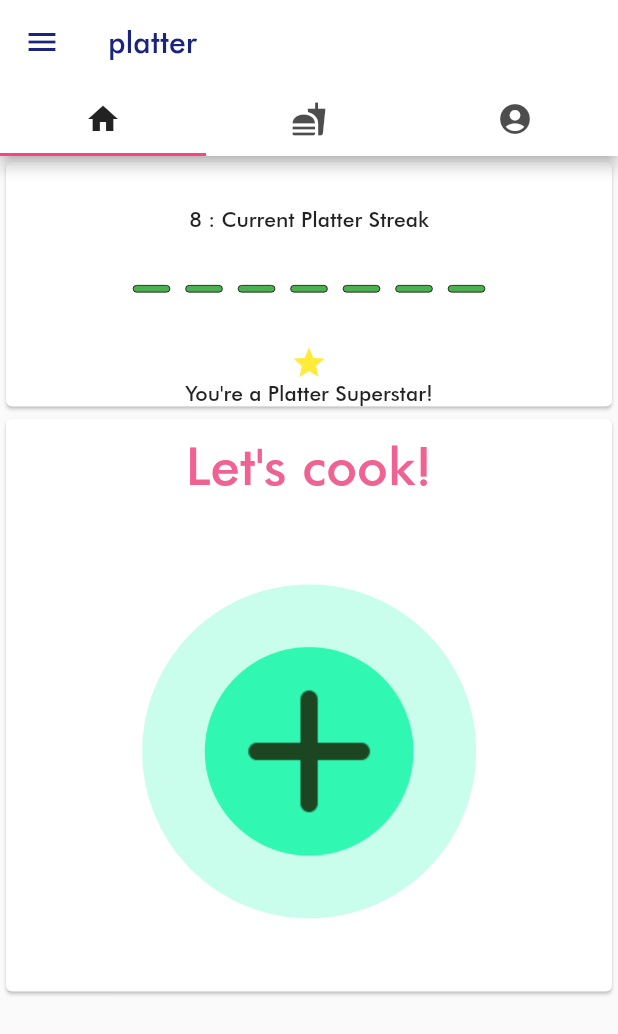
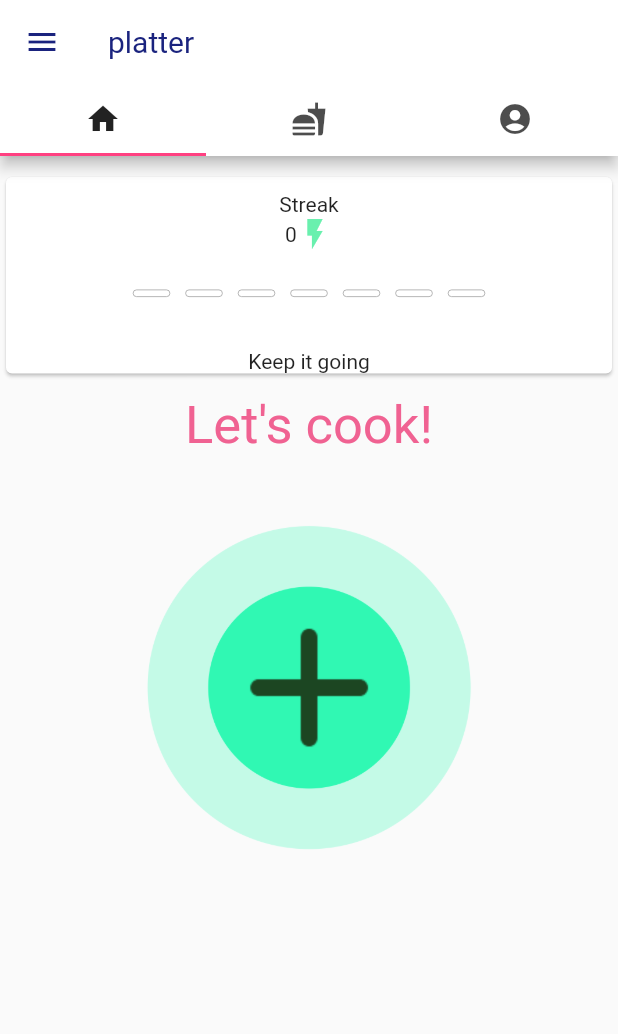
Before and after one commit to shyguywill/Platter-Flutter, a Flutter app: the screen it shows after launch, on a phone screen of 412 x 824 dp. Shown: the top 1034 px of the screen. Run offline on Flutter 3.47's test engine with Material 2 defaults, Android fonts, the phone set to English and light mode, and no system bars; our stand-ins replace connectivity, shared_preferences; missing offline and left inert: flutter_webview_plugin, progress_hud, stretchy_header.

Commit message:
Add launch and streak counter

```diff
--- a/lib/Controller/pantry_floating_add.dart
+++ b/lib/Controller/pantry_floating_add.dart
@@ -8,7 +8,7 @@ class AddItems extends StatefulWidget {
 
   @override
   State<StatefulWidget> createState() {
-    // TODO: implement createState
+
     return _AddItems();
   }
 }
@@ -35,6 +35,7 @@ class _AddItems extends State<AddItems> {
                   onSubmitted: (item) {
                     setState(() {
                       widget._addItem(item);
+                      widget._loadItems();
                       Navigator.pop(context);
                     });
                   },
--- a/lib/Model/sort_list.dart
+++ b/lib/Model/sort_list.dart
@@ -8,7 +8,7 @@ class SortList<E> extends ListBase<E> {
 
   int get length => innerList.length;
 
-  void set length(int length) {
+  set length(int length) {
     innerList.length = length;
   }
 
--- a/lib/View/auth.dart
+++ b/lib/View/auth.dart
@@ -3,7 +3,7 @@ import 'package:flutter/material.dart';
 class Auth extends StatefulWidget{
 @override
   State<StatefulWidget> createState() {
-    // TODO: implement createState
+
     return _Auth();
   }
 
@@ -13,9 +13,9 @@ class _Auth extends State<Auth>{
 
   @override
   Widget build(BuildContext context) {
-    // TODO: implement build
+
     return Center(
-      child: Text("Log in to share your own recipes with other Platter Users"),
+      child: Text("Log in to share your own recipes with other Platter Users", textAlign: TextAlign.center,),
     );
   }
 
--- a/lib/View/recipe_ingredients.dart
+++ b/lib/View/recipe_ingredients.dart
@@ -1,5 +1,5 @@
 import 'package:flutter/material.dart';
-import './meal_page.dart';
+
 import 'package:stretchy_header/stretchy_header.dart';
 
 class RecipeIngredeints extends StatelessWidget {
--- a/lib/View/recipe_list.dart
+++ b/lib/View/recipe_list.dart
@@ -11,7 +11,7 @@ class RecipePage extends StatelessWidget{
 
   @override
   Widget build(BuildContext context) {
-    // TODO: implement build
+
     return Scaffold(
       appBar: AppBar(
         title: Text("Meals"),
--- a/lib/View/search_recipes.dart
+++ b/lib/View/search_recipes.dart
@@ -3,7 +3,7 @@ import 'package:flutter/material.dart';
 class SearchRecipes extends StatelessWidget {
   @override
   Widget build(BuildContext context) {
-    // TODO: implement build
+
     return ListView(children: <Widget>[ Container(
       height: 550,
         padding: EdgeInsets.symmetric(horizontal: 10.0, vertical: 10),
--- a/lib/View/start_page.dart
+++ b/lib/View/start_page.dart
@@ -1,74 +1,163 @@
 import 'package:flutter/material.dart';
+import 'dart:core';
+import 'package:shared_preferences/shared_preferences.dart';
 
-class StartPage extends StatelessWidget {
+
+
+class StartPage extends StatefulWidget {
+  @override
+  State<StatefulWidget> createState() {
+    return _StartPage();
+  }
+}
+
+class _StartPage extends State<StartPage> {
+
+
+  int streak = 0;
+
+  void displayStreak() async {
+    SharedPreferences prefs = await SharedPreferences.getInstance();
+
+    setState(() {
+      streak = prefs.getInt("Streak") ?? 0;
+    });
+  }
+
+  void streakCount() async {
+    SharedPreferences prefs1 = await SharedPreferences.getInstance();
+
+    String lastLaunch = prefs1.getString("Launches");
+
+    if (lastLaunch == null) {
+      lastLaunch = DateTime.now().toString();
+
+      await prefs1.setString("Launches", lastLaunch);
+    }
+
+    var time = DateTime.now();
+
+    if (time.difference(DateTime.parse(lastLaunch)).inSeconds > 5 &&
+        time.difference(DateTime.parse(lastLaunch)).inSeconds < (43200 * 4)) {
+      //43200
+      SharedPreferences pref = await SharedPreferences.getInstance();
+
+      int streak = pref.getInt("Streak") ?? 0;
+      streak++;
+
+      print(streak);
+
+      await pref.setInt("Streak", streak);
+
+      await prefs1.setString("Launches", DateTime.now().toString());
+    }
+    print(time.difference(DateTime.parse(lastLaunch)).inSeconds);
+
+    print(lastLaunch);
+  }
+
+  @override
+  void initState() {
+    super.initState();
+
+    streakCount();
+
+    displayStreak();
+
+  }
+
   @override
   Widget build(BuildContext context) {
-    // TODO: implement build
     return ListView(
       children: <Widget>[
+        SizedBox(
+          height: 10,
+        ),
         Card(
           child: Column(
             children: <Widget>[
               Center(
                 child: Container(
-                  padding: EdgeInsets.symmetric(vertical: 30, horizontal: 30),
-                  child: Text("8 : Current Platter Streak"),
+                  padding: EdgeInsets.symmetric(vertical: 10, horizontal: 30),
+                  child: _streakBanner(streak),
                 ),
               ),
               Container(
                 padding: EdgeInsets.only(bottom: 30),
-                child: _buildStreak(7),
+                child: _buildStreak(streak),
               ),
               Container(
-                child: _streakAward(7),
+                child: _streakAward(streak),
               ),
-
-              Text("You're a Platter Superstar!")
+              _userEncouragement(streak)
             ],
           ),
         ),
         Container(
-            child: Card(
-              child:Column(children: <Widget>[
-
+          height: 350,
+          child: Column(
+            children: <Widget>[
               Container(
                 padding: EdgeInsets.all(10),
                 child: Text(
                   "Let's cook!",
-                            style: TextStyle(
-                                fontSize: 35,
-                                color: Colors.pink[300]),
+                  style: TextStyle(fontSize: 35, color: Colors.pink[300]),
                 ),
               ),
-                        Container(
+              Flexible(
+                  fit: FlexFit.tight,
+                  child: Container(
                     padding: EdgeInsets.all(10),
-                          height: 320,
-                          width: 330,
                     child: FlatButton(
                       onPressed: () {
                         Navigator.pushNamed(context, "/search");
                       },
                       child: Image.asset("assets/go.png"),
                     ),
-                        ),
+                  )),
             ],
           ),
-            ))
+        )
       ],
+    );
+  }
+}
+
+Widget _userEncouragement(int streak) {
+  if (streak >= 7) {
+    return Text("You're a Platter Superstar!");
+  }
+
+  return Text("Keep it going");
+}
+
+Widget _streakBanner(int streak) {
+  return Container(
+    height: 50,
+    child: Column(
+      children: <Widget>[
+        Text("Streak"),
+        Row(
+          mainAxisAlignment: MainAxisAlignment.center,
+          children: <Widget>[
+            Text(streak.toString()),
+            Icon(
+              Icons.flash_on,
+              color: Colors.greenAccent,
+            )
+          ],
+        )
+      ],
+    ),
   );
 }
 
 Widget _buildStreak(int streak) {
+  Color _boxColor() {
+    if (streak >= 1) {
+      streak = (streak - 1);
 
-  var streakNumber = streak;
-
-  Color _boxColor() {
-
-    if (streakNumber >= 1) {
-
-      streakNumber = (streakNumber - 1);
-
-      return Colors.green;
+      return Colors.greenAccent;
     }
 
     return Colors.white;
@@ -83,7 +172,7 @@ Widget _buildStreak(int streak) {
         width: 25,
         child: DecoratedBox(
           decoration: BoxDecoration(
-              border: Border.all(width: 0.5),
+              border: Border.all(width: 0.5, color: Colors.grey),
               color: _boxColor(),
               borderRadius: BorderRadius.circular(5)),
         ),
@@ -94,7 +183,7 @@ Widget _buildStreak(int streak) {
         width: 25,
         child: DecoratedBox(
           decoration: BoxDecoration(
-              border: Border.all(width: 0.5),
+              border: Border.all(width: 0.5, color: Colors.grey),
               color: _boxColor(),
               borderRadius: BorderRadius.circular(5)),
         ),
@@ -105,7 +194,7 @@ Widget _buildStreak(int streak) {
         width: 25,
         child: DecoratedBox(
           decoration: BoxDecoration(
-              border: Border.all(width: 0.5),
+              border: Border.all(width: 0.5, color: Colors.grey),
               color: _boxColor(),
               borderRadius: BorderRadius.circular(5)),
         ),
@@ -116,7 +205,7 @@ Widget _buildStreak(int streak) {
         width: 25,
         child: DecoratedBox(
           decoration: BoxDecoration(
-              border: Border.all(width: 0.5),
+              border: Border.all(width: 0.5, color: Colors.grey),
               color: _boxColor(),
               borderRadius: BorderRadius.circular(5)),
         ),
@@ -127,7 +216,7 @@ Widget _buildStreak(int streak) {
         width: 25,
         child: DecoratedBox(
           decoration: BoxDecoration(
-              border: Border.all(width: 0.5),
+              border: Border.all(width: 0.5, color: Colors.grey),
               color: _boxColor(),
               borderRadius: BorderRadius.circular(5)),
         ),
@@ -138,7 +227,7 @@ Widget _buildStreak(int streak) {
         width: 25,
         child: DecoratedBox(
           decoration: BoxDecoration(
-              border: Border.all(width: 0.5),
+              border: Border.all(width: 0.5, color: Colors.grey),
               color: _boxColor(),
               borderRadius: BorderRadius.circular(5)),
         ),
@@ -149,7 +238,7 @@ Widget _buildStreak(int streak) {
         width: 25,
         child: DecoratedBox(
           decoration: BoxDecoration(
-              border: Border.all(width: 0.5),
+              border: Border.all(width: 0.5, color: Colors.grey),
               color: _boxColor(),
               borderRadius: BorderRadius.circular(5)),
         ),
@@ -158,13 +247,12 @@ Widget _buildStreak(int streak) {
   );
 }
 
-Widget _streakAward(int streak){
-
-  if (streak >= 7){
-    return Icon(Icons.star,color: Colors.yellow,);
+Widget _streakAward(int streak) {
+  if (streak >= 7) {
+    return Icon(
+      Icons.star,
+      color: Colors.yellow,
+    );
   }
   return SizedBox();
-
 }
-
-}
--- a/lib/home.dart
+++ b/lib/home.dart
@@ -5,18 +5,20 @@ import "./View/my_recipes.dart";
 import './View/auth.dart';
 
 
+
+
 class Home extends StatelessWidget {
-
   final List myMeals;
 
   final Function load;
 
   final Function delete;
 
+  Home(this.myMeals, this.load, this.delete){
+    print ("Building home");
+  }
 
 
-
-  Home(this.myMeals,this.load, this.delete);
 
   @override
   Widget build(BuildContext context) {
@@ -25,23 +27,20 @@ class Home extends StatelessWidget {
       child: Scaffold(
         drawer: Drawer(),
         appBar: AppBar(
-          iconTheme: IconThemeData(
-            color: Theme.of(context).accentColor
+          iconTheme: IconThemeData(color: Theme.of(context).accentColor),
+          title: Text(
+            "platter",
+            style: TextStyle(
+                color: Theme.of(context).accentColor, fontFamily: "Futura"),
           ),
-          title: Text("platter",style: TextStyle(
-            color: Theme.of(context).accentColor,
-            fontFamily: "Futura"
-          ),),
           bottom: TabBar(
             indicatorColor: Colors.pinkAccent,
             tabs: <Widget>[
               Tab(
                 icon: Icon(Icons.home),
-
               ),
               Tab(
                 icon: Icon(Icons.fastfood),
-
               ),
               Tab(
                 icon: Icon(Icons.account_circle),
@@ -50,14 +49,14 @@ class Home extends StatelessWidget {
           ),
         ),
         body: TabBarView(
-          children: <Widget>[StartPage(), MyRecipes(myMeals,load, delete), Auth()],
+          children: <Widget>[
+            StartPage(),
+            MyRecipes(myMeals, load, delete),
+            Auth()
+          ],
         ),
       ),
     );
-
-
-
-
   }
 }
 
--- a/lib/main.dart
+++ b/lib/main.dart
@@ -23,6 +23,7 @@ class MyApp extends StatefulWidget {
 }
 
 class _MyApp extends State<MyApp> {
+
   List<Map> savedMealMap = [];
 
   List<Map> ingredientMap = [];
@@ -138,7 +139,7 @@ class _MyApp extends State<MyApp> {
         if (entry[1] == "mealpage") {
           return MaterialPageRoute(
               builder: (context) =>
-                  MealPage(entry[2], entry[3], entry[4], saveMeal));
+                  MealPage(entry[2],label: entry[4],photo: entry[3],saveMeal: saveMeal,));
         }
       },
     );
```
Also changed, not shown: lib/Controller/pantry_list_table.dart (+19 -14 lines), lib/View/meal_page.dart (+25 -6 lines), lib/View/my_recipes.dart (+17 -3 lines), pubspec.yaml (+8 -7 lines), 1 other file. Lines whose indentation alone changed are shown as unchanged.
